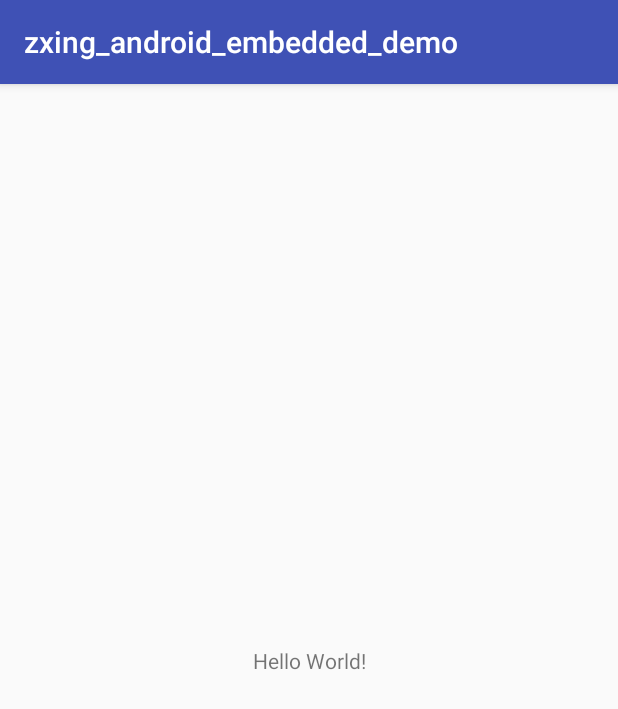
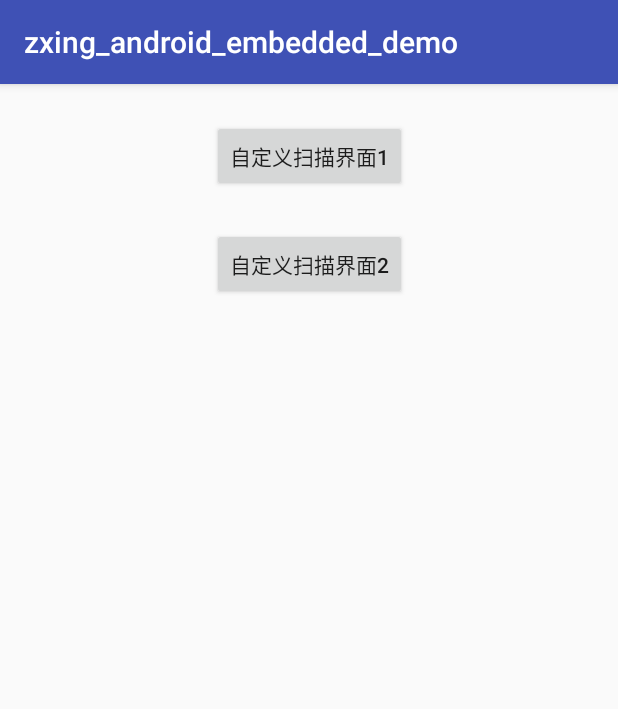
Before and after one commit to nanfanglr/zxing_android_embedded_demo, an Android app: the screen it shows after launch (MainActivity), on a phone screen of 412 x 824 dp. Shown: the top 709 px of the screen. Run offline under Robolectric (Android 15) with nearby library versions, the phone set to English and light mode, and no system bars.

Commit message:
添加readme文档及布局的修改

```diff
--- a/app/build.gradle
+++ b/app/build.gradle
@@ -2,6 +2,7 @@ apply plugin: 'com.android.application'
 
 android {
     compileSdkVersion 27
+    buildToolsVersion '27.0.3'
     defaultConfig {
         applicationId "com.rui.zxing_android_embedded_demo"
         minSdkVersion 15
@@ -22,7 +23,13 @@ dependencies {
     implementation fileTree(dir: 'libs', include: ['*.jar'])
     implementation 'com.android.support:appcompat-v7:27.1.1'
     implementation 'com.android.support.constraint:constraint-layout:1.1.2'
+
+    implementation('com.journeyapps:zxing-android-embedded:3.6.0') { transitive = false }
+    implementation 'com.google.zxing:core:3.3.0'
+
+
     testImplementation 'junit:junit:4.12'
     androidTestImplementation 'com.android.support.test:runner:1.0.2'
     androidTestImplementation 'com.android.support.test.espresso:espresso-core:3.0.2'
+
 }
--- a/app/src/main/AndroidManifest.xml
+++ b/app/src/main/AndroidManifest.xml
@@ -4,6 +4,7 @@
 
     <application
         android:allowBackup="true"
+        android:hardwareAccelerated="true"
         android:icon="@mipmap/ic_launcher"
         android:label="@string/app_name"
         android:roundIcon="@mipmap/ic_launcher_round"
--- a/app/src/main/java/com/rui/zxing_android_embedded_demo/MainActivity.java
+++ b/app/src/main/java/com/rui/zxing_android_embedded_demo/MainActivity.java
@@ -1,7 +1,8 @@
 package com.rui.zxing_android_embedded_demo;
 
+import android.os.Bundle;
 import android.support.v7.app.AppCompatActivity;
-import android.os.Bundle;
+import android.view.View;
 
 public class MainActivity extends AppCompatActivity {
 
@@ -9,5 +10,18 @@ public class MainActivity extends AppCompatActivity {
     protected void onCreate(Bundle savedInstanceState) {
         super.onCreate(savedInstanceState);
         setContentView(R.layout.activity_main);
+        findViewById(R.id.button).setOnClickListener(new View.OnClickListener() {
+            @Override
+            public void onClick(View v) {
+
+            }
+        });
+
+        findViewById(R.id.button2).setOnClickListener(new View.OnClickListener() {
+            @Override
+            public void onClick(View v) {
+
+            }
+        });
     }
 }
--- a/app/src/main/res/layout/activity_main.xml
+++ b/app/src/main/res/layout/activity_main.xml
@@ -6,13 +6,32 @@
     android:layout_height="match_parent"
     tools:context=".MainActivity">
 
-    <TextView
+
+    <Button
+        android:id="@+id/button"
         android:layout_width="wrap_content"
         android:layout_height="wrap_content"
-        android:text="Hello World!"
-        app:layout_constraintBottom_toBottomOf="parent"
-        app:layout_constraintLeft_toLeftOf="parent"
-        app:layout_constraintRight_toRightOf="parent"
+        android:layout_marginEnd="8dp"
+        android:layout_marginLeft="8dp"
+        android:layout_marginRight="8dp"
+        android:layout_marginStart="8dp"
+        android:layout_marginTop="24dp"
+        android:text="自定义扫描界面1"
+        app:layout_constraintEnd_toEndOf="parent"
+        app:layout_constraintStart_toStartOf="parent"
         app:layout_constraintTop_toTopOf="parent" />
 
+    <Button
+        android:id="@+id/button2"
+        android:layout_width="wrap_content"
+        android:layout_height="wrap_content"
+        android:layout_marginEnd="8dp"
+        android:layout_marginLeft="8dp"
+        android:layout_marginRight="8dp"
+        android:layout_marginStart="8dp"
+        android:layout_marginTop="24dp"
+        android:text="自定义扫描界面2"
+        app:layout_constraintEnd_toEndOf="@+id/button"
+        app:layout_constraintStart_toStartOf="@+id/button"
+        app:layout_constraintTop_toBottomOf="@+id/button" />
 </android.support.constraint.ConstraintLayout>
```
Also changed, not shown: 1 other file.
